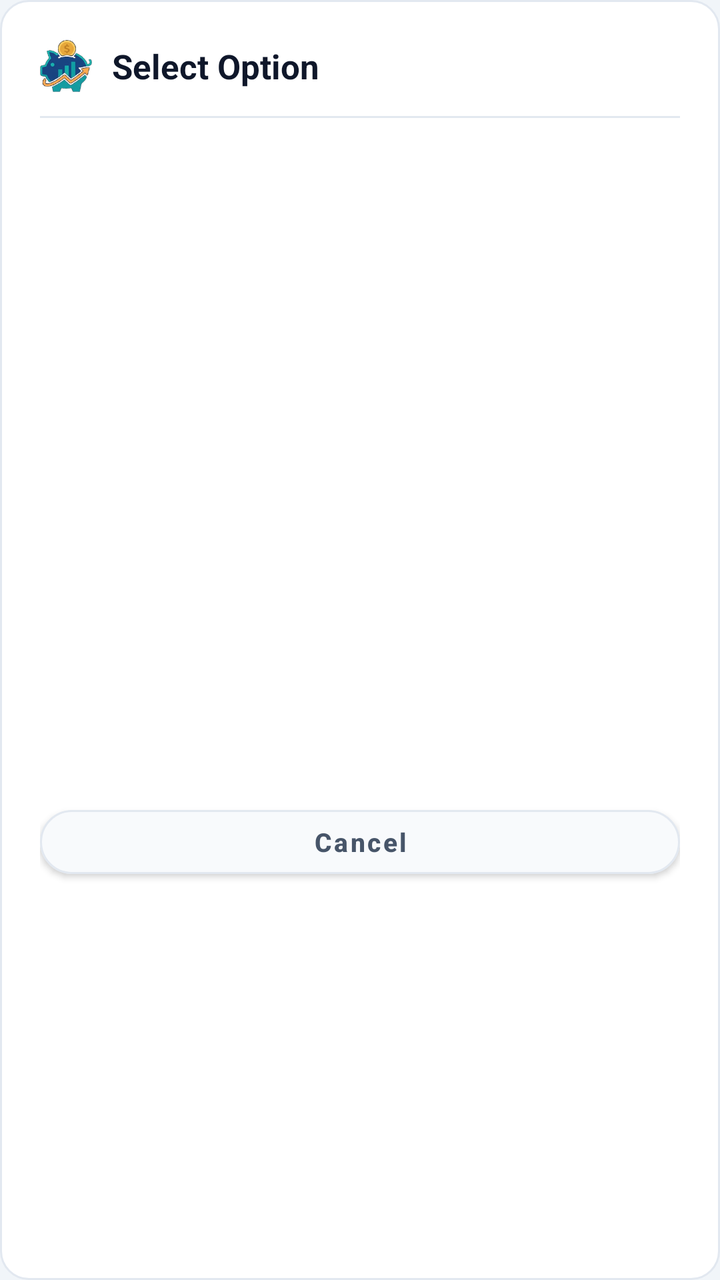
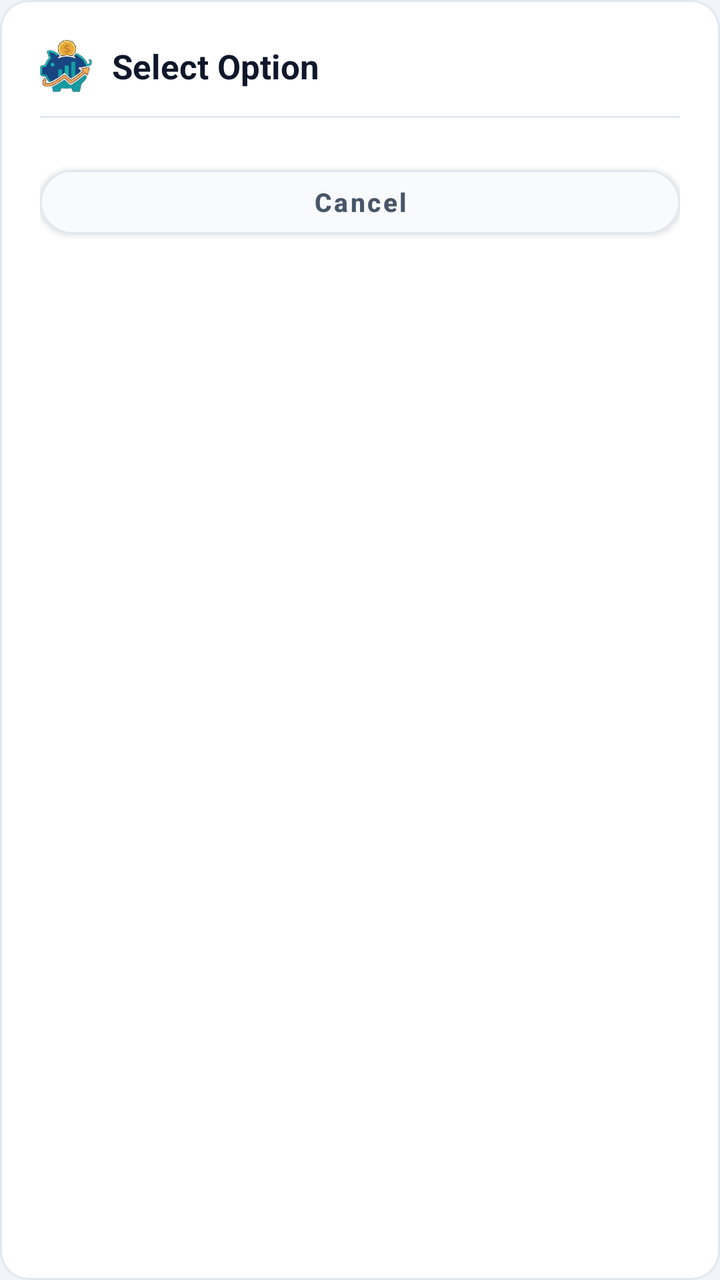

Screens rendered from an Android XML layout before and after an edit, with the pre-edit source and the edit as a unified diff.
<!-- AndroidManifest.xml: application theme AppTheme -->
<!-- res/layout/dialog_finmngr_single_choice.xml -->
<?xml version="1.0" encoding="utf-8"?>
<LinearLayout xmlns:android="http://schemas.android.com/apk/res/android"
    xmlns:app="http://schemas.android.com/apk/res-auto"
    android:layout_width="match_parent"
    android:layout_height="wrap_content"
    android:orientation="vertical"
    android:background="@drawable/bg_card"
    android:padding="20dp">

    
    <LinearLayout
        android:layout_width="match_parent"
        android:layout_height="wrap_content"
        android:orientation="horizontal"
        android:gravity="center_vertical">

        <ImageView
            android:layout_width="26dp"
            android:layout_height="26dp"
            android:src="@drawable/ic_finmngr_piggy"
            android:contentDescription="FinMngr Choice" />

        <TextView
            android:id="@+id/tvChoiceTitle"
            android:layout_width="0dp"
            android:layout_height="wrap_content"
            android:layout_weight="1"
            android:layout_marginStart="10dp"
            android:text="Select Option"
            android:textColor="@color/text_primary"
            android:textSize="17sp"
            android:textStyle="bold" />
    </LinearLayout>

    <View
        android:layout_width="match_parent"
        android:layout_height="1dp"
        android:background="@color/border_dark"
        android:layout_marginTop="12dp"
        android:layout_marginBottom="6dp" />

    
    <ListView
        android:id="@+id/lvChoiceList"
        android:layout_width="match_parent"
        android:layout_height="320dp"
        android:divider="@color/border_dark"
        android:dividerHeight="0.8dp"
        android:scrollbars="vertical" />

    
    <com.google.android.material.button.MaterialButton
        android:id="@+id/btnChoiceCancel"
        android:layout_width="match_parent"
        android:layout_height="44dp"
        android:layout_marginTop="14dp"
        app:cornerRadius="22dp"
        app:backgroundTint="@color/bg_card_secondary"
        app:strokeColor="@color/border_dark"
        app:strokeWidth="1dp"
        android:text="Cancel"
        android:textColor="@color/text_secondary"
        android:textSize="13sp"
        android:textStyle="bold"
        android:textAllCaps="false" />

</LinearLayout>
<!-- resources referenced by this layout -->
<resources>
  <color name="bg_card_secondary">#F8FAFC</color>
  <color name="border_dark">#E2E8F0</color>
  <color name="text_primary">#0F172A</color>
  <color name="text_secondary">#475569</color>
  <!-- drawable bg_card (drawable) -->
  <?xml version="1.0" encoding="utf-8"?>
  <shape xmlns:android="http://schemas.android.com/apk/res/android"
      android:shape="rectangle">
      <solid android:color="@color/bg_card" />
      <corners android:radius="14dp" />
      <stroke
          android:width="1dp"
          android:color="@color/border_dark" />
  </shape>
  <!-- drawable ic_finmngr_piggy: png bitmap (drawable, 28544 bytes) -->
  <style name="AppTheme" parent="Theme.MaterialComponents.DayNight.NoActionBar">
          <item name="colorPrimary">@color/colorPrimary</item>
          <item name="colorPrimaryDark">@color/colorPrimaryDark</item>
          <item name="colorAccent">@color/colorAccent</item>
          <item name="android:windowBackground">@color/bg_dark</item>
          <item name="android:statusBarColor">@color/bg_dark</item>
          <item name="android:navigationBarColor">@color/nav_bottom_bg</item>
          <item name="android:textColorPrimary">@color/text_primary</item>
          <item name="android:textColorSecondary">@color/text_secondary</item>
          <item name="android:windowLightStatusBar">true</item>
          <item name="bottomSheetDialogTheme">@style/FinMngrBottomSheetDialogTheme</item>
          <item name="autoCompleteTextViewStyle">@style/FinMngrAutoCompleteTextView</item>
          <item name="android:autoCompleteTextViewStyle">@style/FinMngrAutoCompleteTextView</item>
      </style>
  <color name="bg_card">#FFFFFF</color>
  <color name="colorPrimary">#0D9488</color>
  <color name="colorPrimaryDark">#E2E8F0</color>
  <color name="colorAccent">#0D9488</color>
  <color name="bg_dark">#F1F5F9</color>
  <color name="nav_bottom_bg">#FFFFFF</color>
  <style name="FinMngrBottomSheetDialogTheme" parent="ThemeOverlay.MaterialComponents.BottomSheetDialog">
          <item name="bottomSheetStyle">@style/FinMngrBottomSheetModal</item>
          <item name="android:windowBackground">@android:color/transparent</item>
          <item name="android:colorBackground">@android:color/transparent</item>
          <item name="colorSurface">@color/bg_card</item>
          <item name="autoCompleteTextViewStyle">@style/FinMngrAutoCompleteTextView</item>
          <item name="android:autoCompleteTextViewStyle">@style/FinMngrAutoCompleteTextView</item>
          <item name="android:windowIsFloating">false</item>
      </style>
  <style name="FinMngrAutoCompleteTextView" parent="Widget.AppCompat.AutoCompleteTextView">
          <item name="android:popupBackground">@drawable/bg_dropdown_popup</item>
          <item name="android:textColor">@color/text_primary</item>
          <item name="android:textColorHint">@color/text_muted</item>
          <item name="android:dropDownVerticalOffset">4dp</item>
      </style>
  <style name="FinMngrBottomSheetModal" parent="Widget.MaterialComponents.BottomSheet.Modal">
          <item name="android:background">@android:color/transparent</item>
          <item name="android:backgroundTint">@android:color/transparent</item>
          <item name="backgroundTint">@android:color/transparent</item>
          <item name="shapeAppearance">@null</item>
          <item name="shapeAppearanceOverlay">@null</item>
      </style>
  <!-- drawable bg_dropdown_popup (drawable) -->
  <?xml version="1.0" encoding="utf-8"?>
  <shape xmlns:android="http://schemas.android.com/apk/res/android"
      android:shape="rectangle">
      <solid android:color="@color/bg_card" />
      <corners android:radius="12dp" />
      <stroke
          android:width="1dp"
          android:color="@color/border_dark" />
  </shape>
  <color name="text_muted">#94A3B8</color>
</resources>

<!-- the commit's change to res/layout/dialog_finmngr_single_choice.xml (unified diff, before → after) -->
@@ -43,7 +43,7 @@
     <ListView
         android:id="@+id/lvChoiceList"
         android:layout_width="match_parent"
-        android:layout_height="320dp"
+        android:layout_height="wrap_content"
         android:divider="@color/border_dark"
         android:dividerHeight="0.8dp"
         android:scrollbars="vertical" />
<!-- resource entries referenced after the edit -->
@@ -49,6 +49,7 @@
           <item name="android:textColor">@color/text_primary</item>
           <item name="android:textColorHint">@color/text_muted</item>
           <item name="android:dropDownVerticalOffset">4dp</item>
+          <item name="android:dropDownHeight">wrap_content</item>
       </style>
   <style name="FinMngrBottomSheetModal" parent="Widget.MaterialComponents.BottomSheet.Modal">
           <item name="android:background">@android:color/transparent</item>
